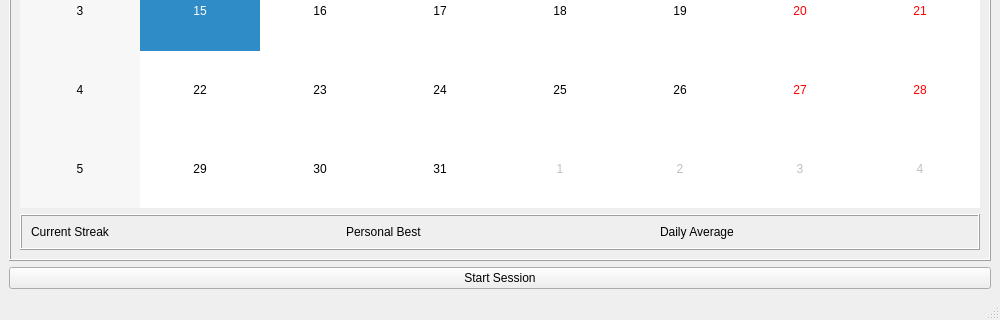
The window that app/frontend/qtdesigner/home_design.ui (Webtamu/shumi) describes before a commit, drawn with Qt 5; both pictures show x 0 to 1000 and y 479 to 799 of the 1000 by 799 pixel window.
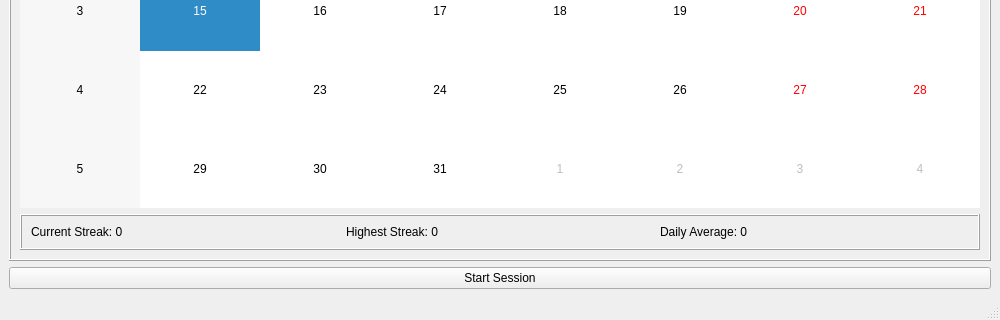
The same window after the commit. Icons and pictures are not drawn.

Commit message: Populate username, email, streaks, average on home and profile

Patch:
```diff
--- a/app/frontend/qtdesigner/home_design.ui
+++ b/app/frontend/qtdesigner/home_design.ui
@@ -122,21 +122,21 @@
              <enum>QFrame::NoFrame</enum>
             </property>
             <property name="text">
-             <string>Current Streak</string>
+             <string>Current Streak: 0</string>
             </property>
            </widget>
           </item>
           <item>
            <widget class="QLabel" name="label_2">
             <property name="text">
-             <string>Personal Best</string>
+             <string>Highest Streak: 0</string>
             </property>
            </widget>
           </item>
           <item>
            <widget class="QLabel" name="label_3">
             <property name="text">
-             <string>Daily Average</string>
+             <string>Daily Average: 0</string>
             </property>
            </widget>
           </item>
```
Left out of the diff: 6 changed lines with no effect on the pictures. The commit also changes 7 other files.
